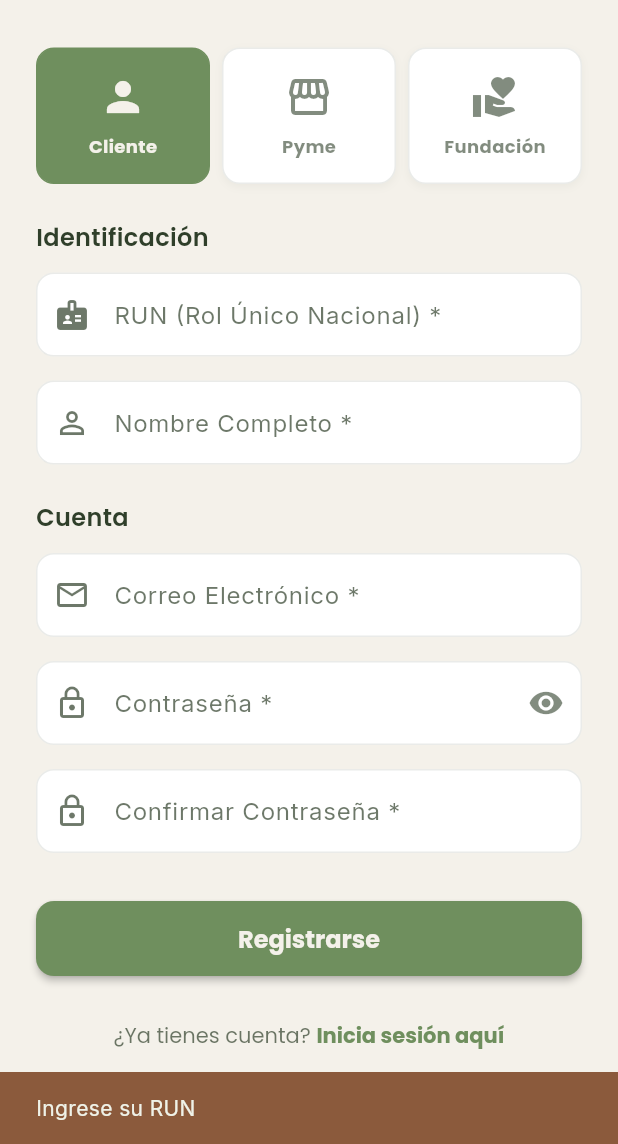
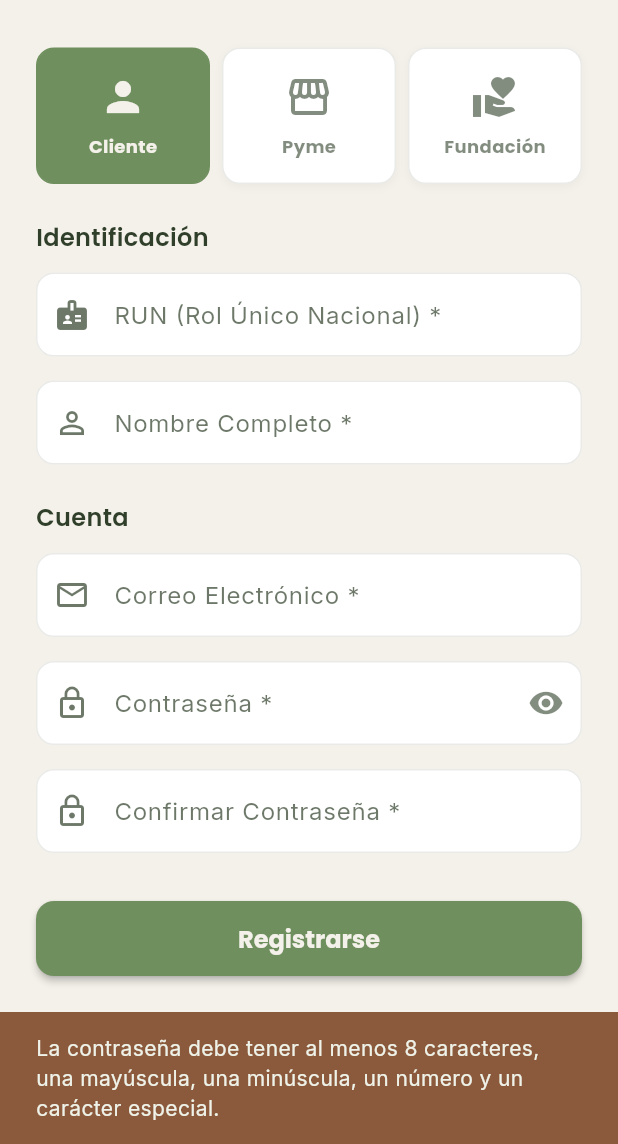
Before and after one commit to Favi-Dev/mipyme, a Flutter app: the RegisterScreen screen opened directly, scrolled down 81 dp, after a tap on "Registrarse", on a phone screen of 412 x 824 dp, the part 92-1236 px from its top. Run offline on Flutter 3.47's test engine with Material 3 defaults, Android fonts, the phone set to English and light mode, and no system bars; our stand-ins replace cloud_firestore, firebase_auth, firebase_core, firebase_messaging, firebase_storage, flutter_map and 8 more; missing offline and left inert: mobile_scanner; accounts and stored records are empty; network calls fail; project files that could hold a hidden picture were left out.

```diff
--- a/lib/screens/register_screen.dart
+++ b/lib/screens/register_screen.dart
@@ -72,6 +72,19 @@ class _RegisterScreenState extends State<RegisterScreen> {
   ];
 
   void _register() async {
+    // Password Strength Check
+    final password = _passwordController.text;
+    final hasUpperCase = password.contains(RegExp(r'[A-Z]'));
+    final hasLowerCase = password.contains(RegExp(r'[a-z]'));
+    final hasDigits = password.contains(RegExp(r'[0-9]'));
+    final hasSpecialCharacters = password.contains(RegExp(r'[!@#$%^&*(),.?":{}|<>]'));
+    final hasMinLength = password.length >= 8;
+
+    if (!hasMinLength || !hasUpperCase || !hasLowerCase || !hasDigits || !hasSpecialCharacters) {
+      _showError('La contraseña debe tener al menos 8 caracteres, una mayúscula, una minúscula, un número y un carácter especial.');
+      return;
+    }
+
     if (_passwordController.text != _confirmPasswordController.text) {
       _showError('Las contraseñas no coinciden');
       return;
@@ -228,25 +241,24 @@ class _RegisterScreenState extends State<RegisterScreen> {
     setState(() => _isLoading = false);
 
     if (success) {
-      if (_selectedRole == UserRole.client) {
-        // Auto-login logic would be ideal here, but for now we assume AuthService.register
-        // might sign them in or we ask them to sign in.
-        // However, the requirement is "immediate donation".
-        // If AuthService.register signs them in (Firebase usually does), we can proceed.
-        // Let's check AuthService.register. It uses createUserWithEmailAndPassword which signs in automatically.
+      if (!mounted) return;
 
+      ScaffoldMessenger.of(context).showSnackBar(
+        const SnackBar(
+          content: Text('Cuenta creada con éxito. Hemos enviado un correo de verificación. Por favor verifícalo antes de iniciar sesión.'),
+          backgroundColor: Colors.green,
+          duration: Duration(seconds: 5),
+        ),
+      );
+
+      // Navigate back to login
+      if (Navigator.canPop(context)) {
+        Navigator.pop(context);
+      } else {
         Navigator.pushReplacement(
           context,
-          MaterialPageRoute(builder: (context) => const ClientAppShell()),
+          MaterialPageRoute(builder: (context) => const LoginScreen()),
         );
-      } else {
-        ScaffoldMessenger.of(context).showSnackBar(
-          const SnackBar(
-            content: Text('Registro exitoso. Por favor inicia sesión.'),
-            backgroundColor: Colors.green,
-          ),
-        );
-        Navigator.pop(context); // Go back to login
       }
     } else {
       _showError('Error en el registro');
```
Also changed, not shown: lib/screens/login_screen.dart (+30 -5 lines), lib/services/auth_service.dart (+18 -2 lines), 1 other file.
